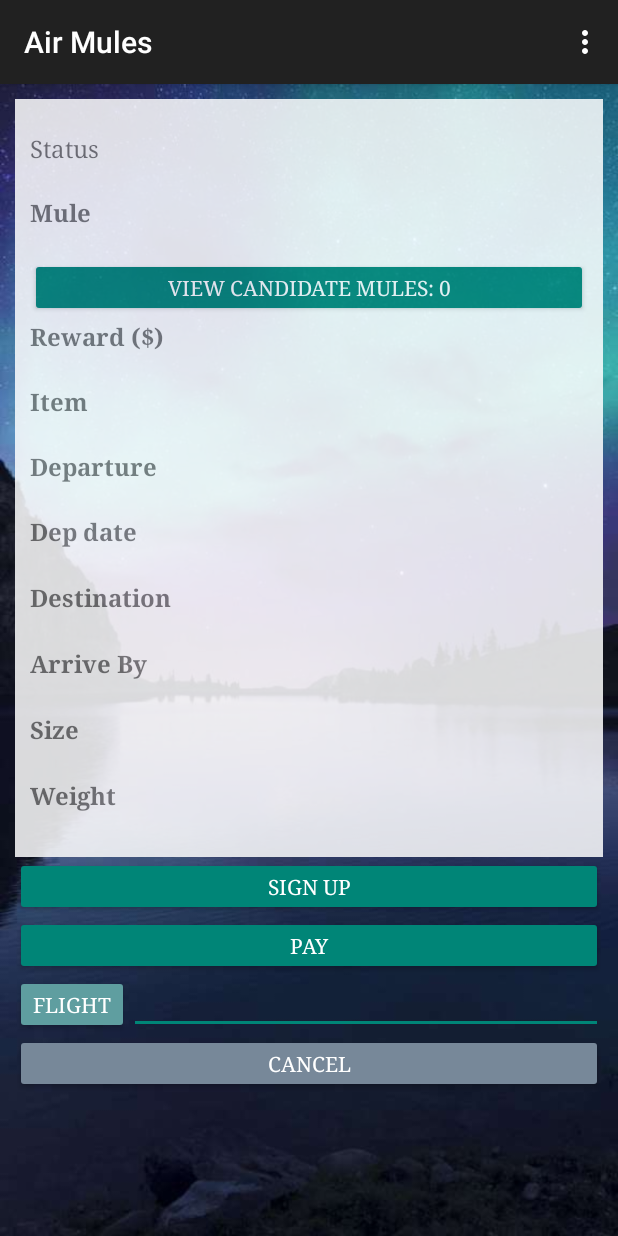
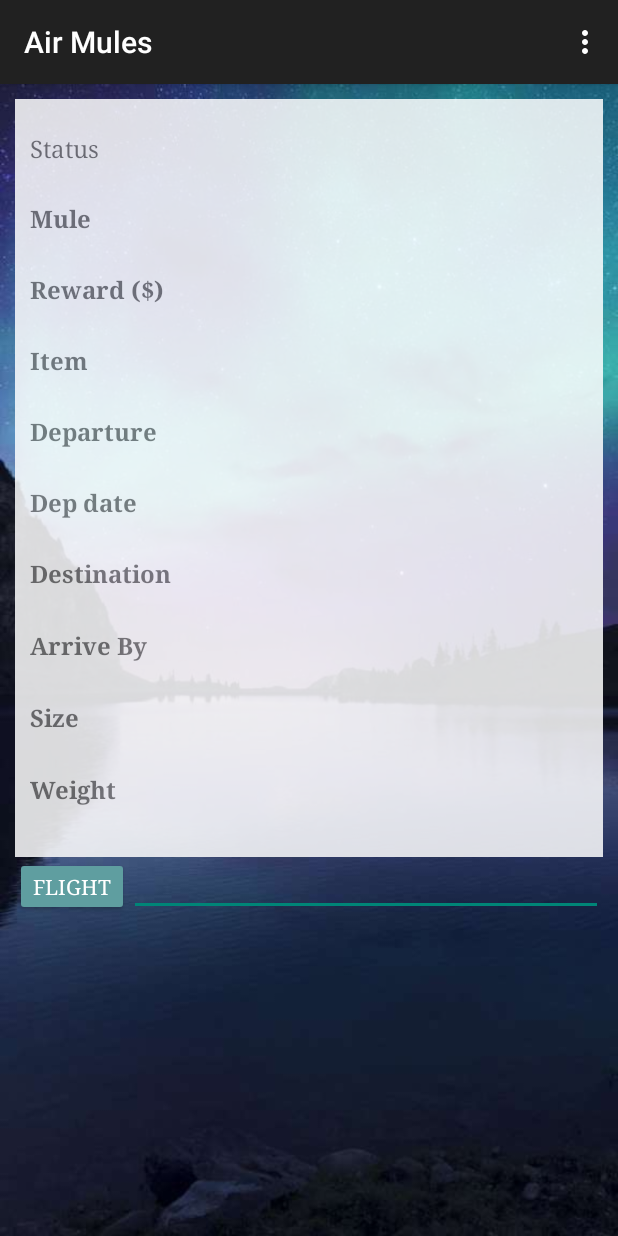
Before and after one commit to bruttozz/airmules-android-app, an Android app: the RequestDetailActivity screen opened directly, with no data from a screen before it, on a phone screen of 412 x 824 dp. Run offline under Robolectric (Android 15) with nearby library versions, the light colour scheme and no system bars; our stand-ins replace Firebase (no records; nobody signed in at launch, a user with empty details on screens opened directly); 2 statements that could not run were skipped.

Commit message:
Change button defaults

```diff
--- a/app/src/main/java/com/example/asthana/airmuleschat/MulesRadioAdapter.java
+++ b/app/src/main/java/com/example/asthana/airmuleschat/MulesRadioAdapter.java
@@ -183,8 +183,8 @@ public class MulesRadioAdapter extends ArrayAdapter<UserClass> {
         return v;
     }
 
-    private void clearChat(){
-        if(transactionID != null) {
+    private void clearChat() {
+        if (transactionID != null) {
             FirebaseDatabase.getInstance().getReference().
                     child(PersonalChat.PERSONAL_MESSAGES_CHILD).child(transactionID).removeValue();
         }
--- a/app/src/main/res/layout/activity_request_detail.xml
+++ b/app/src/main/res/layout/activity_request_detail.xml
@@ -57,7 +57,7 @@
                     android:fontFamily="serif"
                     android:text="@string/mule_name"
                     android:textSize="16sp"
-                    android:textStyle="bold"/>
+                    android:textStyle="bold" />
 
                 <TextView
                     android:id="@+id/txtViewMule"
@@ -79,7 +79,8 @@
                 android:minWidth="0dp"
                 android:onClick="showAlertDialogButtonClicked"
                 android:text="@string/view_mules"
-                android:textSize="14dp" />
+                android:textSize="14dp"
+                android:visibility="gone" />
 
 
             <TableRow
@@ -99,7 +100,7 @@
                     android:fontFamily="serif"
                     android:text="@string/reqReward"
                     android:textSize="16sp"
-                    android:textStyle="bold"/>
+                    android:textStyle="bold" />
 
                 <TextView
                     android:id="@+id/txtViewReward"
@@ -126,7 +127,7 @@
                     android:fontFamily="serif"
                     android:text="@string/txtItem"
                     android:textSize="16sp"
-                    android:textStyle="bold"/>
+                    android:textStyle="bold" />
 
                 <TextView
                     android:id="@+id/textViewItem"
@@ -155,7 +156,7 @@
                     android:fontFamily="serif"
                     android:text="@string/txtDeparture"
                     android:textSize="16sp"
-                    android:textStyle="bold"/>
+                    android:textStyle="bold" />
 
                 <TextView
                     android:id="@+id/txtViewDeparture"
@@ -182,7 +183,7 @@
                     android:fontFamily="serif"
                     android:text="Dep date"
                     android:textSize="16sp"
-                    android:textStyle="bold"/>
+                    android:textStyle="bold" />
 
                 <TextView
                     android:id="@+id/textViewDepartureDate"
@@ -211,7 +212,7 @@
                     android:fontFamily="serif"
                     android:text="@string/destination"
                     android:textSize="16sp"
-                    android:textStyle="bold"/>
+                    android:textStyle="bold" />
 
                 <TextView
                     android:id="@+id/textViewArrival"
@@ -241,7 +242,7 @@
                     android:fontFamily="serif"
                     android:text="@string/arrival_data_no_colon"
                     android:textSize="16sp"
-                    android:textStyle="bold"/>
+                    android:textStyle="bold" />
 
                 <TextView
                     android:id="@+id/textViewArrivalDate"
@@ -270,7 +271,7 @@
                     android:fontFamily="serif"
                     android:text="@string/txtSize"
                     android:textSize="16sp"
-                    android:textStyle="bold"/>
+                    android:textStyle="bold" />
 
                 <TextView
                     android:id="@+id/textViewSize"
@@ -299,7 +300,7 @@
                     android:fontFamily="serif"
                     android:text="@string/txtWeight"
                     android:textSize="16sp"
-                    android:textStyle="bold"/>
+                    android:textStyle="bold" />
 
                 <TextView
                     android:id="@+id/textViewWeight"
@@ -338,7 +339,8 @@
                 android:minHeight="0dp"
                 android:minWidth="0dp"
                 android:text="sign up"
-                android:textSize="14dp" />
+                android:textSize="14dp"
+                android:visibility="gone" />
 
             <Button
                 android:id="@+id/btnPayOrConfirm"
@@ -350,7 +352,8 @@
                 android:minHeight="0dp"
                 android:minWidth="0dp"
                 android:text="@string/txtPay"
-                android:textSize="14dp" />
+                android:textSize="14dp"
+                android:visibility="gone" />
 
             <Button
                 android:id="@+id/btnChat"
@@ -401,7 +404,8 @@
                 android:minHeight="0dp"
                 android:minWidth="0dp"
                 android:text="@string/Cancel"
-                android:textSize="14dp" />
+                android:textSize="14dp"
+                android:visibility="gone" />
 
 
         </RelativeLayout>
```
Also changed, not shown: app/src/main/java/com/example/asthana/airmuleschat/RequestDetailActivity.java (+2 -14 lines).
